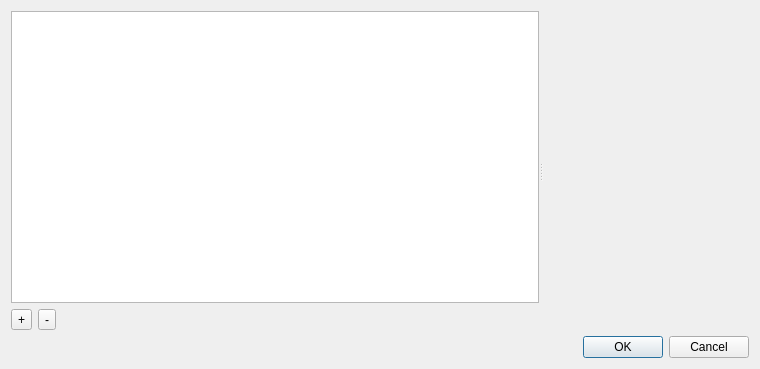
arntanguy/STS-simulator, file functionselectiondialog.ui: the form before one commit.
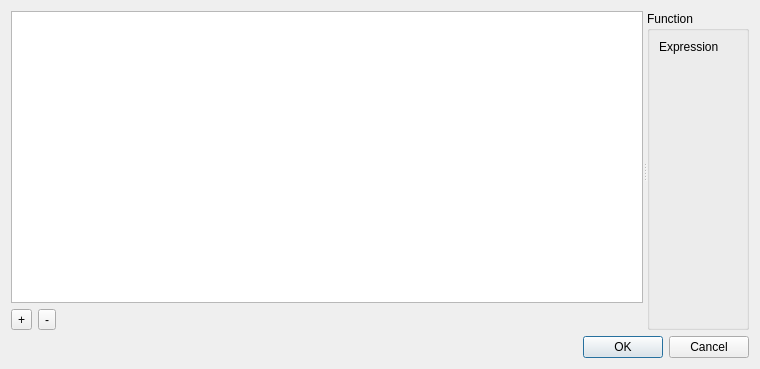
The form after the commit.

Commit message: Show and select function variable values

What changed in the file:
```diff
--- a/functionselectiondialog.ui
+++ b/functionselectiondialog.ui
@@ -14,7 +14,17 @@
    <string>Dialog</string>
   </property>
   <layout class="QGridLayout" name="gridLayout">
-   <item row="3" column="0">
+   <item row="4" column="0">
+    <widget class="QDialogButtonBox" name="buttonBox">
+     <property name="orientation">
+      <enum>Qt::Horizontal</enum>
+     </property>
+     <property name="standardButtons">
+      <set>QDialogButtonBox::Cancel|QDialogButtonBox::Ok</set>
+     </property>
+    </widget>
+   </item>
+   <item row="0" column="0">
     <widget class="QSplitter" name="splitter">
      <property name="orientation">
       <enum>Qt::Horizontal</enum>
@@ -22,7 +32,14 @@
      <widget class="QWidget" name="widget" native="true">
       <layout class="QVBoxLayout" name="verticalLayout">
        <item>
-        <widget class="QListView" name="functionList"/>
+        <widget class="QListView" name="functionList">
+         <property name="minimumSize">
+          <size>
+           <width>521</width>
+           <height>0</height>
+          </size>
+         </property>
+        </widget>
        </item>
        <item>
         <layout class="QFormLayout" name="formLayout">
@@ -44,17 +61,29 @@
        </item>
       </layout>
      </widget>
-     <widget class="QWidget" name="functionViewWidget" native="true"/>
-    </widget>
-   </item>
-   <item row="4" column="0">
-    <widget class="QDialogButtonBox" name="buttonBox">
-     <property name="orientation">
-      <enum>Qt::Horizontal</enum>
-     </property>
-     <property name="standardButtons">
-      <set>QDialogButtonBox::Cancel|QDialogButtonBox::Ok</set>
-     </property>
+     <widget class="QWidget" name="functionViewWidget" native="true">
+      <layout class="QGridLayout" name="gridLayout_2">
+       <item row="0" column="0">
+        <widget class="QGroupBox" name="functionGroupBox">
+         <property name="title">
+          <string>Function</string>
+         </property>
+         <layout class="QFormLayout" name="formLayout_2">
+          <item row="0" column="0">
+           <widget class="QLabel" name="functionExpression">
+            <property name="text">
+             <string>Expression</string>
+            </property>
+           </widget>
+          </item>
+          <item row="1" column="0">
+           <layout class="QVBoxLayout" name="functionVariablesLayout"/>
+          </item>
+         </layout>
+        </widget>
+       </item>
+      </layout>
+     </widget>
     </widget>
    </item>
   </layout>
```
Left out of the diff: 2 changed lines with no effect on the pictures. The commit also changes 17 other files.
